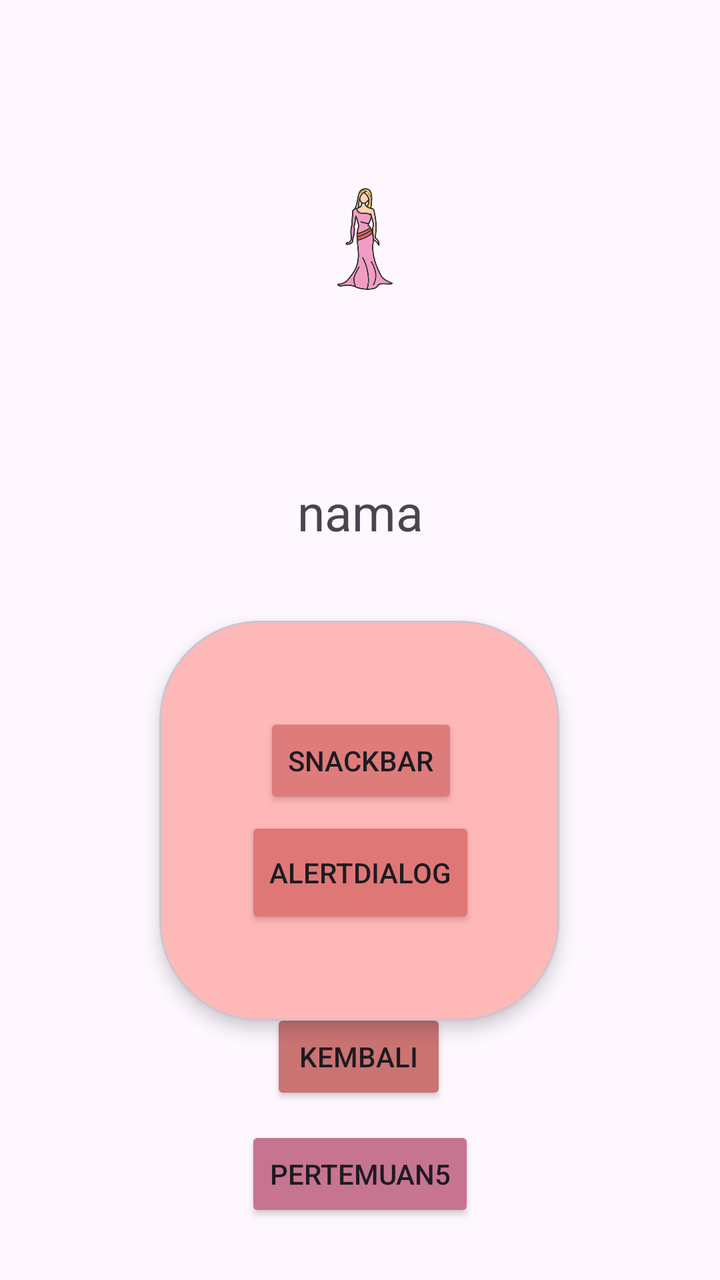
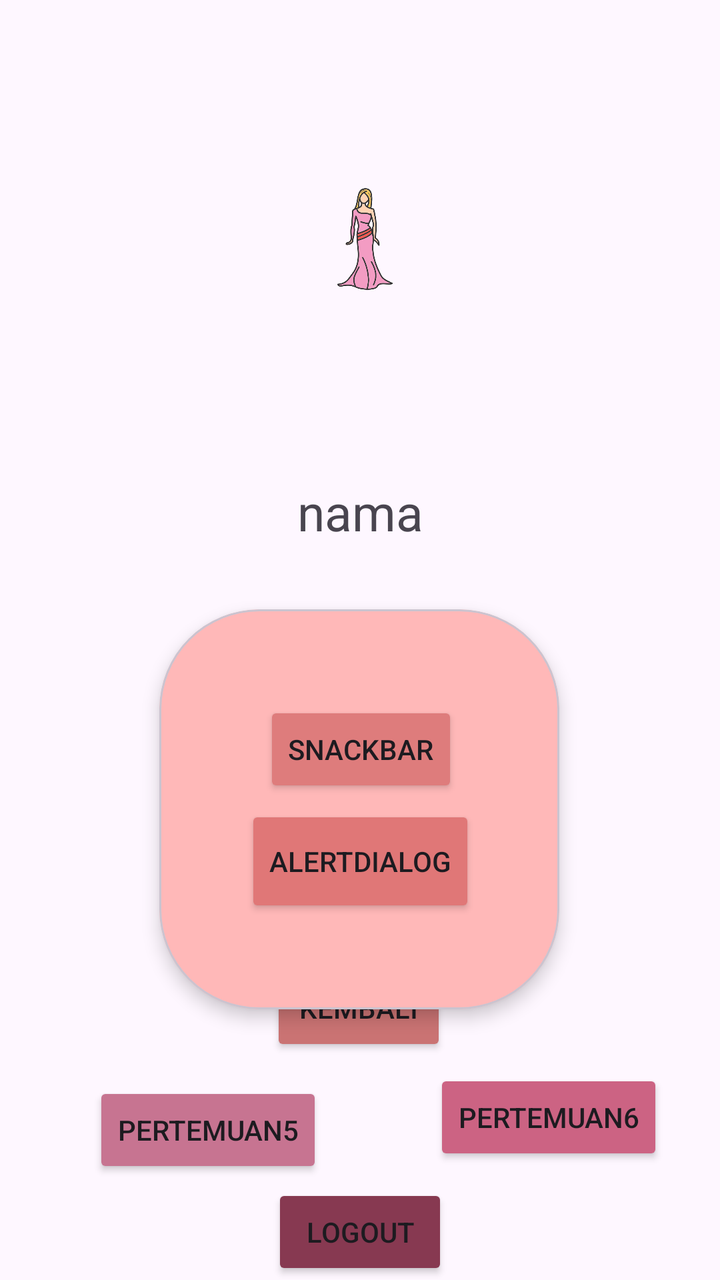

Compare the two renders of this Android layout. The source of the first and the diff that turns it into the second are given below.
<!-- AndroidManifest.xml: application theme Theme.SyahllaPas_3TIC -->
<!-- res/layout/activity_main.xml -->
<?xml version="1.0" encoding="utf-8"?>
<androidx.constraintlayout.widget.ConstraintLayout xmlns:android="http://schemas.android.com/apk/res/android"
    xmlns:app="http://schemas.android.com/apk/res-auto"
    xmlns:tools="http://schemas.android.com/tools"
    android:id="@+id/main"
    android:layout_width="match_parent"
    android:layout_height="match_parent"
    tools:context=".MainActivity"

    >

    <ImageView
        android:id="@+id/imageView2"
        android:layout_width="66dp"
        android:layout_height="111dp"
        android:layout_marginTop="64dp"
        app:layout_constraintEnd_toEndOf="parent"
        app:layout_constraintHorizontal_bias="0.504"
        app:layout_constraintStart_toStartOf="parent"
        app:layout_constraintTop_toTopOf="parent"
        app:srcCompat="@drawable/cute" />

    <Button
        android:id="@+id/btnKembali"
        android:layout_width="wrap_content"
        android:layout_height="wrap_content"
        android:layout_marginTop="80dp"
        android:backgroundTint="#CA7373"
        android:text="Kembali"
        app:layout_constraintBottom_toBottomOf="parent"
        app:layout_constraintEnd_toEndOf="parent"
        app:layout_constraintHorizontal_bias="0.498"
        app:layout_constraintStart_toStartOf="parent"
        app:layout_constraintTop_toBottomOf="@+id/imageView2"
        app:layout_constraintVertical_bias="0.74" />

    <TextView
        android:id="@+id/txtnama"
        android:layout_width="wrap_content"
        android:layout_height="wrap_content"
        android:layout_marginTop="64dp"
        android:text="nama"
        android:textSize="25dp"
        app:layout_constraintBottom_toTopOf="@+id/materialCardView"
        app:layout_constraintEnd_toEndOf="parent"
        app:layout_constraintStart_toStartOf="parent"
        app:layout_constraintTop_toBottomOf="@+id/imageView2"
        app:layout_constraintVertical_bias="0.0" />

    <com.google.android.material.card.MaterialCardView
        android:id="@+id/materialCardView"
        android:layout_width="200dp"
        android:layout_height="200dp"
        android:layout_marginTop="312dp"
        app:cardElevation="5dp"
        android:backgroundTint="#FFB8B8"
        app:cardCornerRadius="50dp"
        app:layout_constraintBottom_toTopOf="@+id/btnKembali"
        app:layout_constraintEnd_toEndOf="parent"
        app:layout_constraintHorizontal_bias="0.497"
        app:layout_constraintStart_toStartOf="parent"
        app:layout_constraintTop_toTopOf="parent"
        app:layout_constraintVertical_bias="0.235">

        <androidx.constraintlayout.widget.ConstraintLayout
            android:layout_width="match_parent"
            android:layout_height="match_parent"
            android:layout_margin="30dp">

            <Button
                android:id="@+id/btnSnackBar"
                android:layout_width="wrap_content"
                android:layout_height="wrap_content"
                android:layout_marginTop="16dp"
                android:backgroundTint="#DE7C7C"
                android:text="SnackBar"
                app:layout_constraintEnd_toEndOf="parent"
                app:layout_constraintHorizontal_bias="0.516"
                app:layout_constraintStart_toStartOf="parent"
                app:layout_constraintTop_toTopOf="parent" />

            <Button
                android:id="@+id/btnAlertDialog"
                android:layout_width="wrap_content"
                android:layout_height="56dp"
                android:layout_marginTop="4dp"
                android:backgroundTint="#E07777"
                android:text="AlertDialog"
                app:layout_constraintEnd_toEndOf="parent"
                app:layout_constraintHorizontal_bias="0.523"
                app:layout_constraintStart_toStartOf="parent"
                app:layout_constraintTop_toBottomOf="@+id/btnSnackBar" />
        </androidx.constraintlayout.widget.ConstraintLayout>

    </com.google.android.material.card.MaterialCardView>

    <Button
        android:id="@+id/btnToLima"
        android:layout_width="wrap_content"
        android:layout_height="wrap_content"
        android:text="Pertemuan5"
        android:backgroundTint="#C77491"
        app:layout_constraintBottom_toBottomOf="parent"
        app:layout_constraintEnd_toEndOf="parent"
        app:layout_constraintStart_toStartOf="parent"
        app:layout_constraintTop_toBottomOf="@+id/btnKembali"
        app:layout_constraintVertical_bias="0.269" />


</androidx.constraintlayout.widget.ConstraintLayout>
<!-- resources referenced by this layout -->
<resources>
  <!-- drawable cute: png bitmap (drawable, 35901 bytes) -->
  <style name="Theme.SyahllaPas_3TIC" parent="Base.Theme.SyahllaPas_3TIC" />
  <style name="Base.Theme.SyahllaPas_3TIC" parent="Theme.Material3.DayNight.NoActionBar">
          
          
      </style>
</resources>

<!-- the commit's change to res/layout/activity_main.xml (unified diff, before → after) -->
@@ -32,7 +32,7 @@
         app:layout_constraintHorizontal_bias="0.498"
         app:layout_constraintStart_toStartOf="parent"
         app:layout_constraintTop_toBottomOf="@+id/imageView2"
-        app:layout_constraintVertical_bias="0.74" />
+        app:layout_constraintVertical_bias="0.668" />
 
     <TextView
         android:id="@+id/txtnama"
@@ -98,13 +98,37 @@
         android:id="@+id/btnToLima"
         android:layout_width="wrap_content"
         android:layout_height="wrap_content"
+        android:backgroundTint="#C77491"
         android:text="Pertemuan5"
-        android:backgroundTint="#C77491"
         app:layout_constraintBottom_toBottomOf="parent"
         app:layout_constraintEnd_toEndOf="parent"
+        app:layout_constraintHorizontal_bias="0.19"
         app:layout_constraintStart_toStartOf="parent"
         app:layout_constraintTop_toBottomOf="@+id/btnKembali"
-        app:layout_constraintVertical_bias="0.269" />
+        app:layout_constraintVertical_bias="0.202" />
+
+    <Button
+        android:id="@+id/btnLogout"
+        android:layout_width="wrap_content"
+        android:layout_height="wrap_content"
+        android:text="LogOut"
+        android:backgroundTint="#873951"
+        app:layout_constraintBottom_toBottomOf="parent"
+        app:layout_constraintEnd_toEndOf="parent"
+        app:layout_constraintStart_toStartOf="parent" />
+
+    <Button
+        android:id="@+id/btnToEnam"
+        android:layout_width="wrap_content"
+        android:layout_height="wrap_content"
+        android:backgroundTint="#CC6383"
+        android:text="Pertemuan6"
+        app:layout_constraintBottom_toTopOf="@+id/btnLogout"
+        app:layout_constraintEnd_toEndOf="parent"
+        app:layout_constraintHorizontal_bias="0.663"
+        app:layout_constraintStart_toEndOf="@+id/btnToLima"
+        app:layout_constraintTop_toBottomOf="@+id/btnKembali"
+        app:layout_constraintVertical_bias="0.413" />
 
 
 </androidx.constraintlayout.widget.ConstraintLayout>
